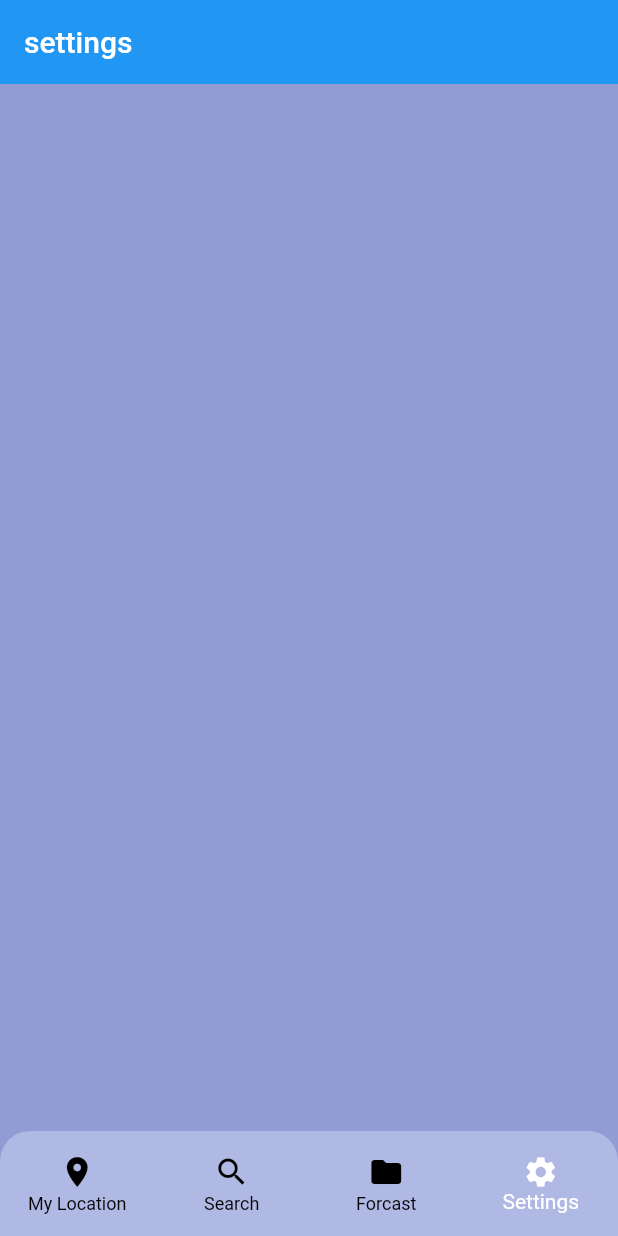
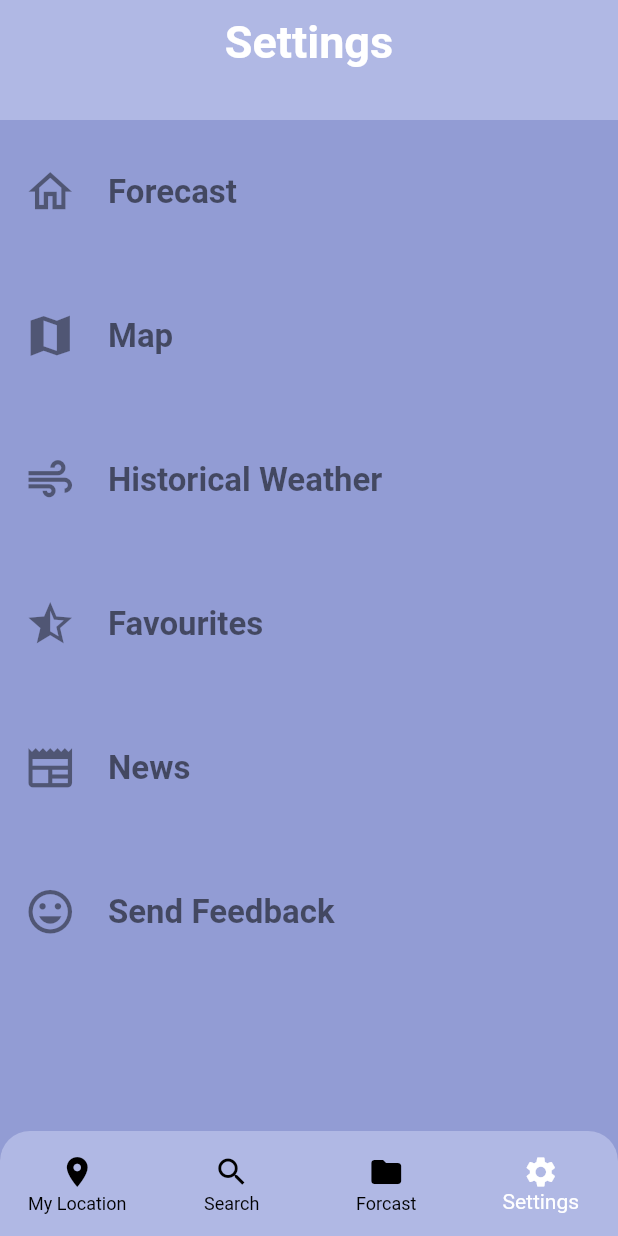
Before and after one commit to muhriddinbek-off/weather_app, a Flutter app: the screen it shows after launch, item 4 of the bottom bar chosen, on a phone screen of 412 x 824 dp. Run offline on Flutter 3.47's test engine with Material 2 defaults, Android fonts, the light colour scheme and no system bars; network calls fail.

Commit message:
added settings pages and other fiels

```diff
--- a/lib/view/forcast.dart
+++ b/lib/view/forcast.dart
@@ -12,6 +12,7 @@ class ForcastPage extends StatelessWidget {
     return CustomScrollView(
       slivers: [
         const SliverAppBar(
+          elevation: 0,
           backgroundColor: Color.fromARGB(255, 32, 41, 85),
           centerTitle: true,
           pinned: true,
--- a/lib/view/setttings.dart
+++ b/lib/view/setttings.dart
@@ -1,15 +1,32 @@
 import 'package:flutter/material.dart';
+
+import '../widgets/settings_part.dart';
 
 class SettingsPage extends StatelessWidget {
   const SettingsPage({super.key});
 
   @override
   Widget build(BuildContext context) {
-    return const CustomScrollView(
+    return CustomScrollView(
       slivers: [
-        SliverAppBar(
-          title: Text('settings'),
-        )
+        const SliverAppBar(
+          expandedHeight: 80,
+          backgroundColor: Color.fromARGB(255, 176, 184, 228),
+          centerTitle: true,
+          title: Text('Settings', style: TextStyle(fontSize: 30, fontWeight: FontWeight.w700, color: Colors.white)),
+        ),
+        SliverToBoxAdapter(
+          child: Column(
+            children: [
+              SettingsPart(iconName: Icons.home_outlined, title: 'Forecast', ontap: () {}),
+              SettingsPart(iconName: Icons.map_sharp, title: 'Map', ontap: () {}),
+              SettingsPart(iconName: Icons.air_outlined, title: 'Historical Weather', ontap: () {}),
+              SettingsPart(iconName: Icons.star_half_outlined, title: 'Favourites', ontap: () {}),
+              SettingsPart(iconName: Icons.newspaper_outlined, title: 'News', ontap: () {}),
+              SettingsPart(iconName: Icons.mood_outlined, title: 'Send Feedback', ontap: () {}),
+            ],
+          ),
+        ),
       ],
     );
   }
--- /dev/null
+++ b/lib/widgets/settings_part.dart
@@ -0,0 +1,28 @@
+import 'package:flutter/material.dart';
+
+class SettingsPart extends StatelessWidget {
+  final String title;
+  final IconData iconName;
+  final Function() ontap;
+  const SettingsPart({
+    super.key,
+    required this.iconName,
+    required this.title,
+    required this.ontap,
+  });
+
+  @override
+  Widget build(BuildContext context) {
+    return Padding(
+      padding: const EdgeInsets.symmetric(vertical: 20),
+      child: ListTile(
+        onTap: ontap,
+        leading: Icon(iconName, size: 35),
+        title: Text(
+          title,
+          style: const TextStyle(fontSize: 22, fontWeight: FontWeight.w600, color: Colors.black54),
+        ),
+      ),
+    );
+  }
+}
```
